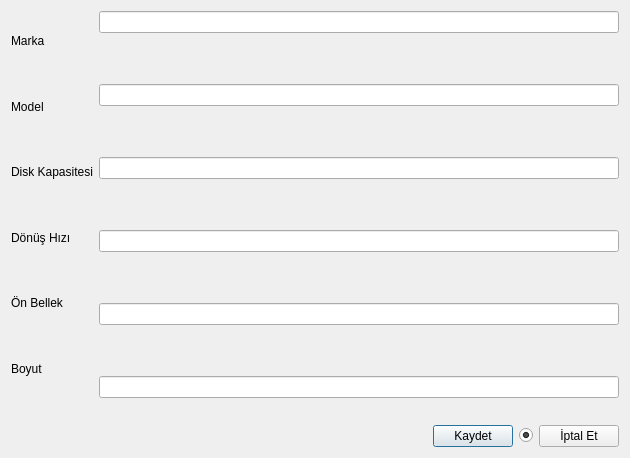
asirkacar/okulprojesi, file Desktop/tekno_market2/TKN_Market/UI/VeriFormlari/tknharddiskpencere.ui: the form before one commit.
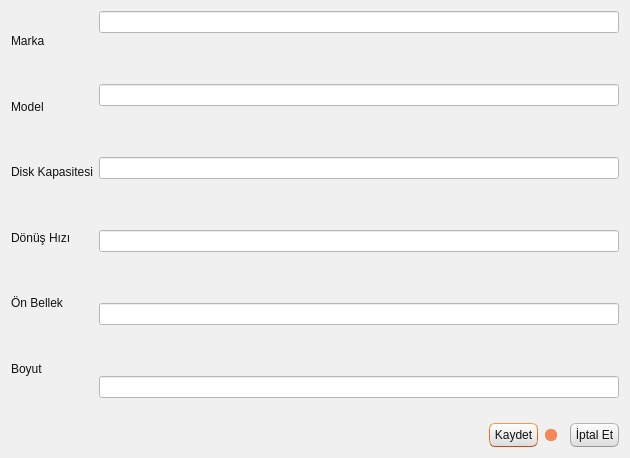
The form after the commit. Icons and pictures are not drawn.

What changed in the file:
```diff
--- a/Desktop/tekno_market2/TKN_Market/UI/VeriFormlari/tknharddiskpencere.ui
+++ b/Desktop/tekno_market2/TKN_Market/UI/VeriFormlari/tknharddiskpencere.ui
@@ -13,6 +13,503 @@
   <property name="windowTitle">
    <string>Dialog</string>
   </property>
+  <property name="styleSheet">
+   <string notr="true">/*
+Ubuntu Style Sheet for QT Applications
+Author: Jaime A. Quiroga P.
+Company: GTRONICK
+Last updated: 09/10/2019 (dd/mm/yyyy), 12:31.
+Available at: https://github.com/GTRONICK/QSS/blob/master/Ubuntu.qss
+*/
+QMainWindow {
+	background-color:#f0f0f0;
+}
+QCheckBox {
+	padding:2px;
+}
+QCheckBox:hover {
+	border:1px solid rgb(255,150,60);
+	border-radius:4px;
+	padding: 1px;
+	background-color:qlineargradient(spread:pad, x1:0.5, y1:1, x2:0.5, y2:0, stop:0 rgba(190, 90, 50, 50), stop:1 rgba(250, 130, 40, 50));
+}
+QCheckBox::indicator:checked {
+	border:1px solid rgb(246, 134, 86);
+	border-radius:4px;
+  	background-color:rgb(246, 134, 86)
+}
+QCheckBox::indicator:unchecked {
+	border-width:1px solid rgb(246, 134, 86);
+	border-radius:4px;
+  	background-color:rgb(255,255,255);
+}
+QColorDialog {
+	background-color:#f0f0f0;
+}
+QComboBox {
+	color:rgb(81,72,65);
+	background: #ffffff;
+}
+QComboBox:editable {
+	selection-color:rgb(81,72,65);
+	selection-background-color: #ffffff;
+}
+QComboBox QAbstractItemView {
+	selection-color: #ffffff;
+	selection-background-color: rgb(246, 134, 86);
+}
+QComboBox:!editable:on, QComboBox::drop-down:editable:on {
+	color:  #1e1d23;	
+}
+QDateTimeEdit, QDateEdit, QDoubleSpinBox, QFontComboBox {
+	color:rgb(81,72,65);
+	background-color: #ffffff;
+}
+
+QDialog {
+	background-color:#f0f0f0;
+}
+
+QLabel,QLineEdit {
+	color:rgb(17,17,17);
+}
+QLineEdit {
+	background-color:rgb(255,255,255);
+	selection-background-color:rgb(236,116,64);
+}
+QMenuBar {
+	color:rgb(223,219,210);
+	background-color:rgb(65,64,59);
+}
+QMenuBar::item {
+	padding-top:4px;
+	padding-left:4px;
+	padding-right:4px;
+	color:rgb(223,219,210);
+	background-color:rgb(65,64,59);
+}
+QMenuBar::item:selected {
+	color:rgb(255,255,255);
+	padding-top:2px;
+	padding-left:2px;
+	padding-right:2px;
+	border-top-width:2px;
+	border-left-width:2px;
+	border-right-width:2px;
+	border-top-right-radius:4px;
+	border-top-left-radius:4px;
+	border-style:solid;
+	background-color:rgb(65,64,59);
+	border-top-color: rgb(47,47,44);
+	border-right-color: qlineargradient(spread:pad, x1:0, y1:1, x2:1, y2:0, stop:0 rgba(90, 87, 78, 255), stop:1 rgba(47,47,44, 255));
+	border-left-color:  qlineargradient(spread:pad, x1:1, y1:0, x2:0, y2:0, stop:0 rgba(90, 87, 78, 255), stop:1 rgba(47,47,44, 255));
+}
+QMenu {
+	color:rgb(223,219,210);
+	background-color:rgb(65,64,59);
+}
+QMenu::item {
+	color:rgb(223,219,210);
+	padding:4px 10px 4px 20px;
+}
+QMenu::item:selected {
+	color:rgb(255,255,255);
+	background-color: qlineargradient(spread:pad, x1:0.5, y1:1, x2:0.5, y2:0, stop:0 rgba(225, 108, 54, 255), stop:1 rgba(246, 134, 86, 255));
+	border-style:solid;
+	border-width:3px;
+	padding:4px 7px 4px 17px;
+	border-bottom-color:qlineargradient(spread:pad, x1:0.5, y1:1, x2:0.5, y2:0, stop:0 rgba(175,85,48,255), stop:1 rgba(236,114,67, 255));
+	border-top-color:qlineargradient(spread:pad, x1:0.5, y1:1, x2:0.5, y2:0, stop:0 rgba(253,156,113,255), stop:1 rgba(205,90,46, 255));
+	border-right-color:qlineargradient(spread:pad, x1:0, y1:0.5, x2:1, y2:0.5, stop:0 rgba(253,156,113,255), stop:1 rgba(205,90,46, 255));
+	border-left-color:qlineargradient(spread:pad, x1:1, y1:0.5, x2:0, y2:0.5, stop:0 rgba(253,156,113,255), stop:1 rgba(205,90,46, 255));
+}
+QPlainTextEdit {
+	border-width: 1px solid transparent;
+	color:rgb(17,17,17);
+	selection-background-color:rgb(236,116,64);
+}
+QProgressBar {
+	text-align: center;
+	color: rgb(0, 0, 0);
+	border: 1px inset rgb(150,150,150); 
+	border-radius: 10px;
+	background-color:rgb(221,221,219);
+}
+QProgressBar::chunk:horizontal {
+	background-color: qlineargradient(spread:pad, x1:0.5, y1:1, x2:0.5, y2:0, stop:0 rgba(225, 108, 54, 255), stop:1 rgba(246, 134, 86, 255));
+	border:1px solid;
+	border-radius:8px;
+	border-bottom-color:qlineargradient(spread:pad, x1:0.5, y1:1, x2:0.5, y2:0, stop:0 rgba(175,85,48,255), stop:1 rgba(236,114,67, 255));
+	border-top-color:qlineargradient(spread:pad, x1:0.5, y1:1, x2:0.5, y2:0, stop:0 rgba(253,156,113,255), stop:1 rgba(205,90,46, 255));
+	border-right-color:qlineargradient(spread:pad, x1:0, y1:0.5, x2:1, y2:0.5, stop:0 rgba(253,156,113,255), stop:1 rgba(205,90,46, 255));
+	border-left-color:qlineargradient(spread:pad, x1:1, y1:0.5, x2:0, y2:0.5, stop:0 rgba(253,156,113,255), stop:1 rgba(205,90,46, 255));
+}
+QPushButton{
+	color:rgb(17,17,17);
+	border-width: 1px;
+	border-radius: 6px;
+	border-bottom-color: rgb(150,150,150);
+	border-right-color: rgb(165,165,165);
+	border-left-color: rgb(165,165,165);
+	border-top-color: rgb(180,180,180);
+	border-style: solid;
+	padding: 4px;
+	background-color: qlineargradient(spread:pad, x1:0.5, y1:1, x2:0.5, y2:0, stop:0 rgba(220, 220, 220, 255), stop:1 rgba(255, 255, 255, 255));
+}
+QPushButton:hover{
+	color:rgb(17,17,17);
+	border-width: 1px;
+	border-radius:6px;
+	border-top-color: rgb(255,150,60);
+	border-right-color: qlineargradient(spread:pad, x1:0, y1:1, x2:1, y2:0, stop:0 rgba(200, 70, 20, 255), stop:1 rgba(255,150,60, 255));
+	border-left-color:  qlineargradient(spread:pad, x1:1, y1:0, x2:0, y2:0, stop:0 rgba(200, 70, 20, 255), stop:1 rgba(255,150,60, 255));
+	border-bottom-color: rgb(200,70,20);
+	border-style: solid;
+	padding: 2px;
+	background-color: qlineargradient(spread:pad, x1:0.5, y1:1, x2:0.5, y2:0, stop:0 rgba(220, 220, 220, 255), stop:1 rgba(255, 255, 255, 255));
+}
+QPushButton:default{
+	color:rgb(17,17,17);
+	border-width: 1px;
+	border-radius:6px;
+	border-top-color: rgb(255,150,60);
+	border-right-color: qlineargradient(spread:pad, x1:0, y1:1, x2:1, y2:0, stop:0 rgba(200, 70, 20, 255), stop:1 rgba(255,150,60, 255));
+	border-left-color:  qlineargradient(spread:pad, x1:1, y1:0, x2:0, y2:0, stop:0 rgba(200, 70, 20, 255), stop:1 rgba(255,150,60, 255));
+	border-bottom-color: rgb(200,70,20);
+	border-style: solid;
+	padding: 2px;
+	background-color: qlineargradient(spread:pad, x1:0.5, y1:1, x2:0.5, y2:0, stop:0 rgba(220, 220, 220, 255), stop:1 rgba(255, 255, 255, 255));
+}
+QPushButton:pressed{
+	color:rgb(17,17,17);
+	border-width: 1px;
+	border-radius: 6px;
+	border-width: 1px;
+	border-top-color: rgba(255,150,60,200);
+	border-right-color: qlineargradient(spread:pad, x1:0, y1:1, x2:1, y2:0, stop:0 rgba(200, 70, 20, 255), stop:1 rgba(255,150,60, 200));
+	border-left-color:  qlineargradient(spread:pad, x1:1, y1:0, x2:0, y2:0, stop:0 rgba(200, 70, 20, 255), stop:1 rgba(255,150,60, 200));
+	border-bottom-color: rgba(200,70,20,200);
+	border-style: solid;
+	padding: 2px;
+	background-color: qlineargradient(spread:pad, x1:0.5, y1:0, x2:0.5, y2:1, stop:0 rgba(220, 220, 220, 255), stop:1 rgba(255, 255, 255, 255));
+}
+QPushButton:disabled{
+	color:rgb(174,167,159);
+	border-width: 1px;
+	border-radius: 6px;
+	background-color: qlineargradient(spread:pad, x1:0.5, y1:1, x2:0.5, y2:0, stop:0 rgba(200, 200, 200, 255), stop:1 rgba(230, 230, 230, 255));
+}
+QRadioButton {
+	padding: 1px;
+}
+QRadioButton::indicator:checked {
+	height: 10px;
+	width: 10px;
+	border-style:solid;
+	border-radius:5px;
+	border-width: 1px;
+	border-color: rgba(246, 134, 86, 255);
+	color: #a9b7c6;
+	background-color:rgba(246, 134, 86, 255);
+}
+QRadioButton::indicator:!checked {
+	height: 10px;
+	width: 10px;
+	border-style:solid;
+	border-radius:5px;
+	border-width: 1px;
+	border-color: rgb(246, 134, 86);
+	color: #a9b7c6;
+	background-color: transparent;
+}
+QScrollArea {
+	color: white;
+	background-color:#f0f0f0;
+}
+QSlider::groove {
+	border-style: solid;
+	border-width: 1px;
+	border-color: rgb(207,207,207);
+}
+QSlider::groove:horizontal {
+	height: 5px;
+	background: rgb(246, 134, 86);
+}
+QSlider::groove:vertical {
+	width: 5px;
+	background: rgb(246, 134, 86);
+}
+QSlider::handle:horizontal {
+	background: rgb(253,253,253);
+	border-style: solid;
+	border-width: 1px;
+	border-color: rgb(207,207,207);
+	width: 12px;
+	margin: -5px 0;
+	border-radius: 7px;
+}
+QSlider::handle:vertical {
+	background: rgb(253,253,253);
+	border-style: solid;
+	border-width: 1px;
+	border-color: rgb(207,207,207);
+	height: 12px;
+	margin: 0 -5px;
+	border-radius: 7px;
+}
+QSlider::add-page:horizontal, QSlider::add-page:vertical {
+ 	background: white;
+}
+QSlider::sub-page:horizontal, QSlider::sub-page:vertical {
+	background: rgb(246, 134, 86);
+}
+QStatusBar, QSpinBox {
+	color:rgb(81,72,65);
+}
+QSpinBox {
+	background-color: #ffffff;
+}
+QScrollBar:horizontal {
+	max-height: 20px;
+	border: 1px transparent;
+	margin: 0px 20px 0px 20px;
+}
+QScrollBar::handle:horizontal {
+	background: rgb(253,253,253);
+	border: 1px solid rgb(207,207,207);
+	border-radius: 7px;
+	min-width: 25px;
+}
+QScrollBar::handle:horizontal:hover {
+	background: rgb(253,253,253);
+	border: 1px solid rgb(255,150,60);
+	border-radius: 7px;
+	min-width: 25px;
+}
+QScrollBar::add-line:horizontal {
+  	border: 1px solid rgb(207,207,207);
+  	border-top-right-radius: 7px;
+  	border-top-left-radius: 7px;
+  	border-bottom-right-radius: 7px;
+  	background: rgb(255, 255, 255);
+  	width: 20px;
+  	subcontrol-position: right;
+  	subcontrol-origin: margin;
+}
+QScrollBar::add-line:horizontal:hover {
+  	border: 1px solid rgb(255,150,60);
+  	border-top-right-radius: 7px;
+  	border-top-left-radius: 7px;
+  	border-bottom-right-radius: 7px;
+  	background: rgb(255, 255, 255);
+  	width: 20px;
+  	subcontrol-position: right;
+  	subcontrol-origin: margin;
+}
+QScrollBar::add-line:horizontal:pressed {
+  	border: 1px solid grey;
+  	border-top-left-radius: 7px;
+  	border-top-right-radius: 7px;
+  	border-bottom-right-radius: 7px;
+  	background: rgb(231,231,231);
+  	width: 20px;
+  	subcontrol-position: right;
+  	subcontrol-origin: margin;
+}
+QScrollBar::sub-line:horizontal {
+  	border: 1px solid rgb(207,207,207);
+  	border-top-right-radius: 7px;
+  	border-top-left-radius: 7px;
+  	border-bottom-left-radius: 7px;
+  	background: rgb(255, 255, 255);
+  	width: 20px;
+  	subcontrol-position: left;
+  	subcontrol-origin: margin;
+}
+QScrollBar::sub-line:horizontal:hover {
+  	border: 1px solid rgb(255,150,60);
+  	border-top-right-radius: 7px;
+  	border-top-left-radius: 7px;
+  	border-bottom-left-radius: 7px;
+  	background: rgb(255, 255, 255);
+  	width: 20px;
+  	subcontrol-position: left;
+  	subcontrol-origin: margin;
+}
+QScrollBar::sub-line:horizontal:pressed {
+  	border: 1px solid grey;
+  	border-top-right-radius: 7px;
+  	border-top-left-radius: 7px;
+  	border-bottom-left-radius: 7px;
+  	background: rgb(231,231,231);
+  	width: 20px;
+  	subcontrol-position: left;
+  	subcontrol-origin: margin;
+}
+QScrollBar::left-arrow:horizontal {
+  	border: 1px transparent grey;
+  	border-top-left-radius: 3px;
+  	border-bottom-left-radius: 3px;
+  	width: 6px;
+  	height: 6px;
+  	background: rgb(230,230,230);
+}
+QScrollBar::right-arrow:horizontal {
+	border: 1px transparent grey;
+	border-top-right-radius: 3px;
+	border-bottom-right-radius: 3px;
+  	width: 6px;
+  	height: 6px;
+ 	background: rgb(230,230,230);
+}
+QScrollBar::add-page:horizontal, QScrollBar::sub-page:horizontal {
+ 	background: none;
+} 
+QScrollBar:vertical {
+	max-width: 20px;
+	border: 1px transparent grey;
+	margin: 20px 0px 20px 0px;
+}
+QScrollBar::add-line:vertical {
+	border: 1px solid;
+	border-color: rgb(207,207,207);
+	border-bottom-right-radius: 7px;
+	border-bottom-left-radius: 7px;
+	border-top-left-radius: 7px;
+	background: rgb(255, 255, 255);
+  	height: 20px;
+  	subcontrol-position: bottom;
+  	subcontrol-origin: margin;
+}
+QScrollBar::add-line:vertical:hover {
+  	border: 1px solid;
+  	border-color: rgb(255,150,60);
+  	border-bottom-right-radius: 7px;
+  	border-bottom-left-radius: 7px;
+  	border-top-left-radius: 7px;
+  	background: rgb(255, 255, 255);
+  	height: 20px;
+  	subcontrol-position: bottom;
+  	subcontrol-origin: margin;
+}
+QScrollBar::add-line:vertical:pressed {
+  	border: 1px solid grey;
+  	border-bottom-left-radius: 7px;
+  	border-bottom-right-radius: 7px;
+  	border-top-left-radius: 7px;
+  	background: rgb(231,231,231);
+  	height: 20px;
+  	subcontrol-position: bottom;
+  	subcontrol-origin: margin;
+}
+QScrollBar::sub-line:vertical {
+  	border: 1px solid rgb(207,207,207);
+  	border-top-right-radius: 7px;
+  	border-top-left-radius: 7px;
+  	border-bottom-left-radius: 7px;
+  	background: rgb(255, 255, 255);
+  	height: 20px;
+  	subcontrol-position: top;
+  	subcontrol-origin: margin;
+}
+QScrollBar::sub-line:vertical:hover {
+  	border: 1px solid rgb(255,150,60);
+  	border-top-right-radius: 7px;
+  	border-top-left-radius: 7px;
+  	border-bottom-left-radius: 7px;
+	background: rgb(255, 255, 255);
+  	height: 20px;
+  	subcontrol-position: top;
+  	subcontrol-origin: margin;
+}
+QScrollBar::sub-line:vertical:pressed {
+  	border: 1px solid grey;
+  	border-top-left-radius: 7px;
+  	border-top-right-radius: 7px;
+  	background: rgb(231,231,231);
+ 	height: 20px;
+  	subcontrol-position: top;
+  	subcontrol-origin: margin;
+}
+QScrollBar::handle:vertical {
+	background: rgb(253,253,253);
+	border: 1px solid rgb(207,207,207);
+	border-radius: 7px;
+	min-height: 25px;
+}
+QScrollBar::handle:vertical:hover {
+	background: rgb(253,253,253);
+	border: 1px solid rgb(255,150,60);
+	border-radius: 7px;
+	min-height: 25px;
+}
+QScrollBar::up-arrow:vertical {
+	border: 1px transparent grey;
+  	border-top-left-radius: 3px;
+	border-top-right-radius: 3px;
+  	width: 6px;
+  	height: 6px;
+  	background: rgb(230,230,230);
+}
+QScrollBar::down-arrow:vertical {
+  	border: 1px transparent grey;
+  	border-bottom-left-radius: 3px;
+  	border-bottom-right-radius: 3px;
+  	width: 6px;
+  	height: 6px;
+  	background: rgb(230,230,230);
+}
+QScrollBar::add-page:vertical, QScrollBar::sub-page:vertical {
+  	background: none;
+}
+QTabWidget {
+	color:rgb(0,0,0);
+	background-color:rgb(247,246,246);
+}
+QTabWidget::pane {
+	border-color: rgb(180,180,180);
+	background-color:rgb(247,246,246);
+	border-style: solid;
+	border-width: 1px;
+  	border-radius: 6px;
+}
+QTabBar::tab {
+	padding-left:4px;
+	padding-right:4px;
+	padding-bottom:2px;
+	padding-top:2px;
+	color:rgb(81,72,65);
+  	background-color: qlineargradient(spread:pad, x1:0.5, y1:1, x2:0.5, y2:0, stop:0 rgba(221,218,217,255), stop:1 rgba(240,239,238,255));
+	border-style: solid;
+	border-width: 1px;
+  	border-top-right-radius:4px;
+	border-top-left-radius:4px;
+	border-top-color: rgb(180,180,180);
+	border-left-color: rgb(180,180,180);
+	border-right-color: rgb(180,180,180);
+	border-bottom-color: transparent;
+}
+QTabBar::tab:selected, QTabBar::tab:last:selected, QTabBar::tab:hover {
+  	background-color:rgb(247,246,246);
+  	margin-left: 0px;
+  	margin-right: 1px;
+}
+QTabBar::tab:!selected {
+	margin-top: 1px;
+	margin-right: 1px;
+}
+QTextEdit {
+	border-width: 1px;
+	border-style: solid;
+	border-color:transparent;
+	color:rgb(17,17,17);
+	selection-background-color:rgb(236,116,64);
+}
+QTimeEdit, QToolBox, QToolBox::tab, QToolBox::tab:selected {
+	color:rgb(81,72,65);
+	background-color: #ffffff;
+}</string>
+  </property>
   <layout class="QVBoxLayout" name="verticalLayout_3">
    <item>
     <layout class="QHBoxLayout" name="horizontalLayout">
```
Left out of the diff: 12 changed lines with no effect on the pictures.
